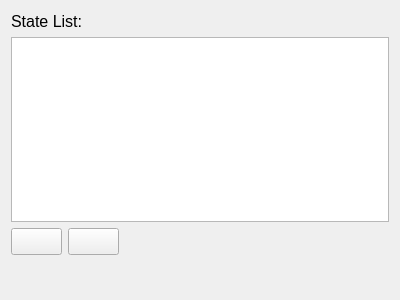
Above: src/pkgs/ui/widgets/multiStateEditor.ui from Electronya/cbor-datastore-creator before the change. Below: the same form after it.
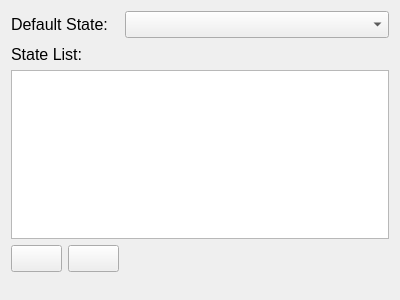
That is the form after the change. Icons and pictures are not drawn.

Commit message: adding the combo box for the default state

```diff
--- a/src/pkgs/ui/widgets/multiStateEditor.ui
+++ b/src/pkgs/ui/widgets/multiStateEditor.ui
@@ -19,33 +19,10 @@
    <string>Form</string>
   </property>
   <layout class="QGridLayout" name="gridLayout">
-   <item row="2" column="2">
-    <spacer name="horizontalSpacer_2">
-     <property name="orientation">
-      <enum>Qt::Orientation::Horizontal</enum>
-     </property>
-     <property name="sizeHint" stdset="0">
-      <size>
-       <width>40</width>
-       <height>20</height>
-      </size>
-     </property>
-    </spacer>
+   <item row="2" column="0" colspan="3">
+    <widget class="QTableView" name="tvStateList"/>
    </item>
-   <item row="0" column="2">
-    <spacer name="horizontalSpacer">
-     <property name="orientation">
-      <enum>Qt::Orientation::Horizontal</enum>
-     </property>
-     <property name="sizeHint" stdset="0">
-      <size>
-       <width>40</width>
-       <height>20</height>
-      </size>
-     </property>
-    </spacer>
-   </item>
-   <item row="3" column="1">
+   <item row="4" column="1">
     <spacer name="verticalSpacer">
      <property name="orientation">
       <enum>Qt::Orientation::Vertical</enum>
@@ -58,7 +35,7 @@
      </property>
     </spacer>
    </item>
-   <item row="2" column="0">
+   <item row="3" column="0">
     <widget class="QPushButton" name="pbAddState">
      <property name="text">
       <string/>
@@ -68,7 +45,27 @@
      </property>
     </widget>
    </item>
-   <item row="2" column="1">
+   <item row="1" column="2">
+    <spacer name="horizontalSpacer">
+     <property name="orientation">
+      <enum>Qt::Orientation::Horizontal</enum>
+     </property>
+     <property name="sizeHint" stdset="0">
+      <size>
+       <width>40</width>
+       <height>20</height>
+      </size>
+     </property>
+    </spacer>
+   </item>
+   <item row="1" column="0" colspan="2">
+    <widget class="QLabel" name="lblStateList">
+     <property name="text">
+      <string>State List:</string>
+     </property>
+    </widget>
+   </item>
+   <item row="3" column="1">
     <widget class="QPushButton" name="pbDeleteState">
      <property name="text">
       <string/>
@@ -78,16 +75,29 @@
      </property>
     </widget>
    </item>
+   <item row="3" column="2">
+    <spacer name="horizontalSpacer_2">
+     <property name="orientation">
+      <enum>Qt::Orientation::Horizontal</enum>
+     </property>
+     <property name="sizeHint" stdset="0">
+      <size>
+       <width>40</width>
+       <height>20</height>
+      </size>
+     </property>
+    </spacer>
+   </item>
+   <item row="0" column="2">
+    <widget class="QComboBox" name="cbDefaultState"/>
+   </item>
    <item row="0" column="0" colspan="2">
-    <widget class="QLabel" name="lblStateList">
+    <widget class="QLabel" name="lblDefaultState">
      <property name="text">
-      <string>State List:</string>
+      <string>Default State:</string>
      </property>
     </widget>
    </item>
-   <item row="1" column="0" colspan="3">
-    <widget class="QTableView" name="tvStateList"/>
-   </item>
   </layout>
  </widget>
  <resources/>
```
The commit also changes 1 other file.
